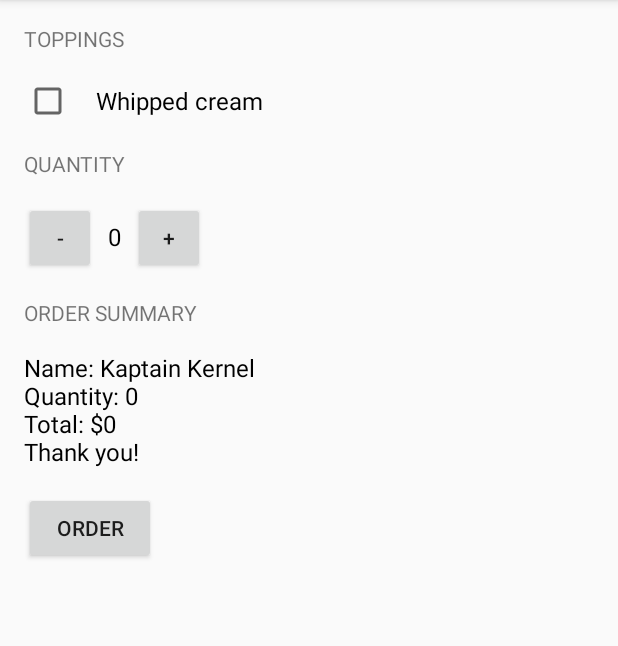
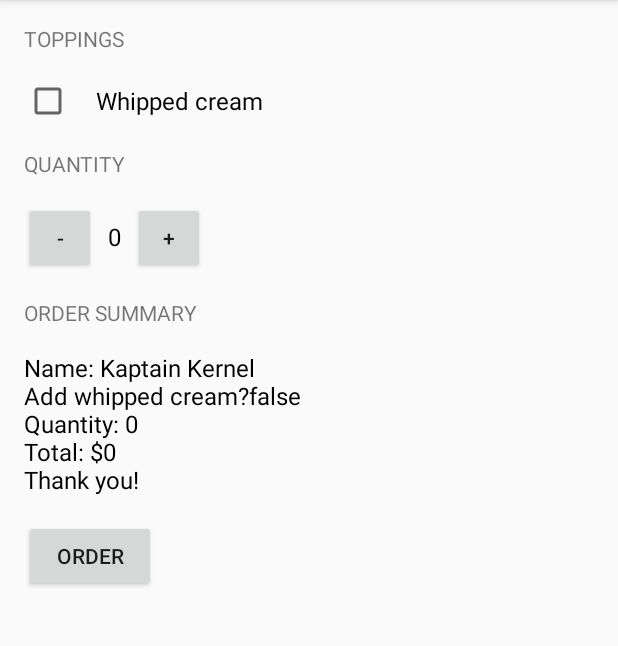
Before and after one commit to KimJoon93/Android-Basics-Nanodegree, an Android app: the screen it shows after launch (MainActivity), after a tap on "ORDER", on a phone screen of 412 x 824 dp, the part 84-730 px from its top. Run offline under Robolectric (Android 15) with nearby library versions, the phone set to English and light mode, and no system bars.

Commit message:
Whipped Cream Checkbox works!

```diff
--- a/JustJava/app/src/main/java/com/example/android/justjava/MainActivity.java
+++ b/JustJava/app/src/main/java/com/example/android/justjava/MainActivity.java
@@ -10,6 +10,7 @@ import android.os.Bundle;
 import android.support.v7.app.AppCompatActivity;
 import android.view.View;
 import android.widget.Button;
+import android.widget.CheckBox;
 import android.widget.TextView;
 import java.text.NumberFormat;
 /**
@@ -27,8 +28,10 @@ public class MainActivity extends AppCompatActivity {
      * This method is called when the order button is clicked.
      */
     public void submitOrder(View view) {
+        CheckBox whippedCreamCheckBox = (CheckBox)findViewById(R.id.whipped_cream_checkbox);
+        boolean hasWhippedCream = whippedCreamCheckBox.isChecked();
         int price = calculatePrice(quantity,10);
-        String priceMessage = createOrderSummary(price);
+        String priceMessage = createOrderSummary(price, hasWhippedCream);
         displayMessage(priceMessage);
     }
 
@@ -63,8 +66,9 @@ public class MainActivity extends AppCompatActivity {
         return price;
     }
 
-    private String createOrderSummary(int price){
+    private String createOrderSummary(int price, boolean hasWhippedCream){
         String pricemessage = "Name: Kaptain Kernel";
+        pricemessage = pricemessage + "\nAdd whipped cream?" + hasWhippedCream;
         pricemessage = pricemessage + "\nQuantity: " + quantity;
         pricemessage = pricemessage + "\nTotal: $" + price;
         pricemessage = pricemessage + "\nThank you!";
--- a/JustJava/app/src/main/res/layout/activity_main.xml
+++ b/JustJava/app/src/main/res/layout/activity_main.xml
@@ -15,6 +15,7 @@
         android:layout_height="wrap_content" />
 
     <CheckBox
+        android:id="@+id/whipped_cream_checkbox"
         android:paddingLeft="16dp"
         android:textSize="16sp"
         android:text="Whipped cream"
```
